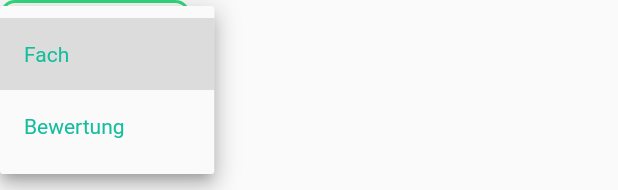
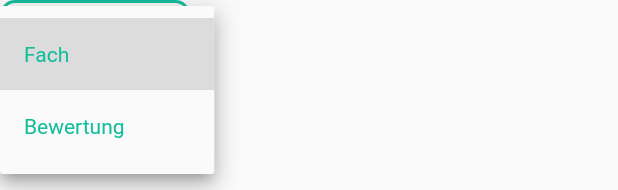
Before and after one commit to chauvu183/flexed-mobile, a Flutter app: the AnalyzeTypeButton widget shown alone on an empty page, opened directly, after a tap on "Auswertung", on a phone screen of 412 x 824 dp. Shown: the top 190 px of the screen. Run offline on Flutter 3.47's test engine with Material 2 defaults, Android fonts, the phone set to English and light mode, and no system bars.

Commit message:
removed unused code

```diff
--- a/lib/pages/analyze/selectionbar/selection_bar.dart
+++ b/lib/pages/analyze/selectionbar/selection_bar.dart
@@ -15,8 +15,6 @@ class SelectionBar extends StatefulWidget {
   final Function(FlexClass) callBackSelectedClass;
   final Function(Student) callBackSelectedStudent;
   final Function(String) callBackSelectedAnalyzeType;
-
-  final Color btnColor = Color(0xFF33D97D);
 
   SelectionBar({
     this.createdClasses,
--- a/lib/pages/analyze/selectionbar/widgets/analyze_type_button.dart
+++ b/lib/pages/analyze/selectionbar/widgets/analyze_type_button.dart
@@ -1,7 +1,7 @@
 import 'package:flutter/material.dart';
 
 class AnalyzeTypeButton<String> extends StatefulWidget {
-  final Color btnColor = Color(0xFF33D97D);
+  final Color btnColor = Color(0xFF14BD9C);
   final Function(String) callBackSelectedAnalyzeType;
   final String analyzeType;
 
--- a/lib/pages/analyze/selectionbar/widgets/flexclass_button.dart
+++ b/lib/pages/analyze/selectionbar/widgets/flexclass_button.dart
@@ -4,7 +4,7 @@ import '../../../../models/flexclass.dart';
 import '../../../../models/student.dart';
 
 class FlexClassButton<FlexClass> extends StatefulWidget {
-  final Color btnColor = Color(0xFF33D97D);
+  final Color btnColor = Color(0xFF14BD9C);
   final Function(FlexClass) callBackSelectedClass;
   final Function(Student) callBackSelectedStudent;
   final List<FlexClass> createdClasses;
--- a/lib/pages/analyze/selectionbar/widgets/student_button.dart
+++ b/lib/pages/analyze/selectionbar/widgets/student_button.dart
@@ -4,7 +4,7 @@ import '../../../../models/flexclass.dart';
 import '../../../../models/student.dart';
 
 class StudentButton<Student> extends StatefulWidget {
-  final Color btnColor = Color(0xFF33D97D);
+  final Color btnColor = Color(0xFF14BD9C);
   final Function(Student) callBackSelectedStudent;
   final FlexClass selectedClass;
   Student selectedStudent;
```
